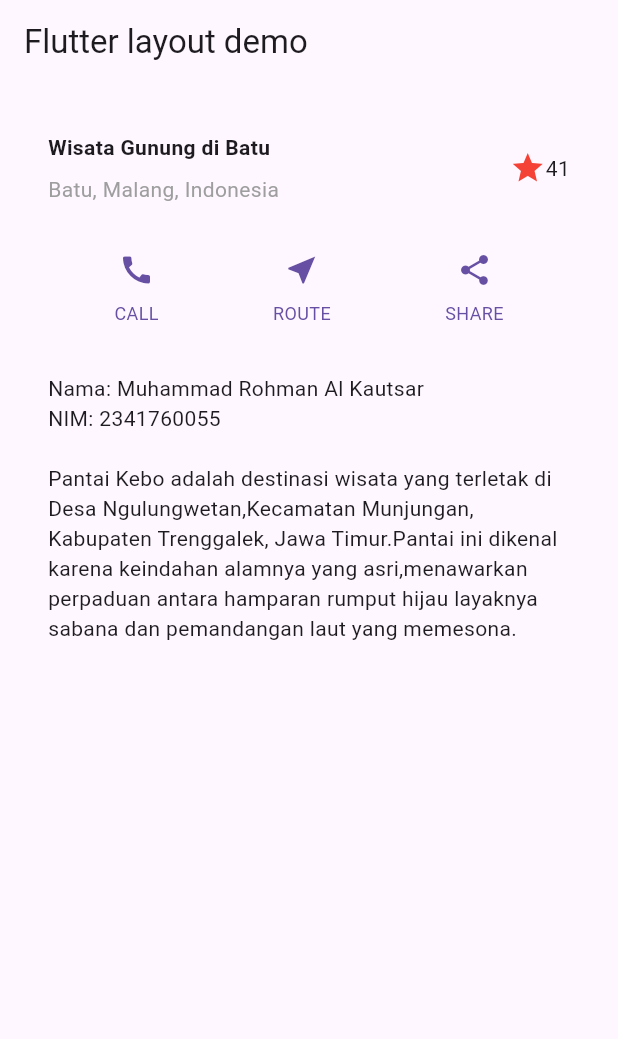
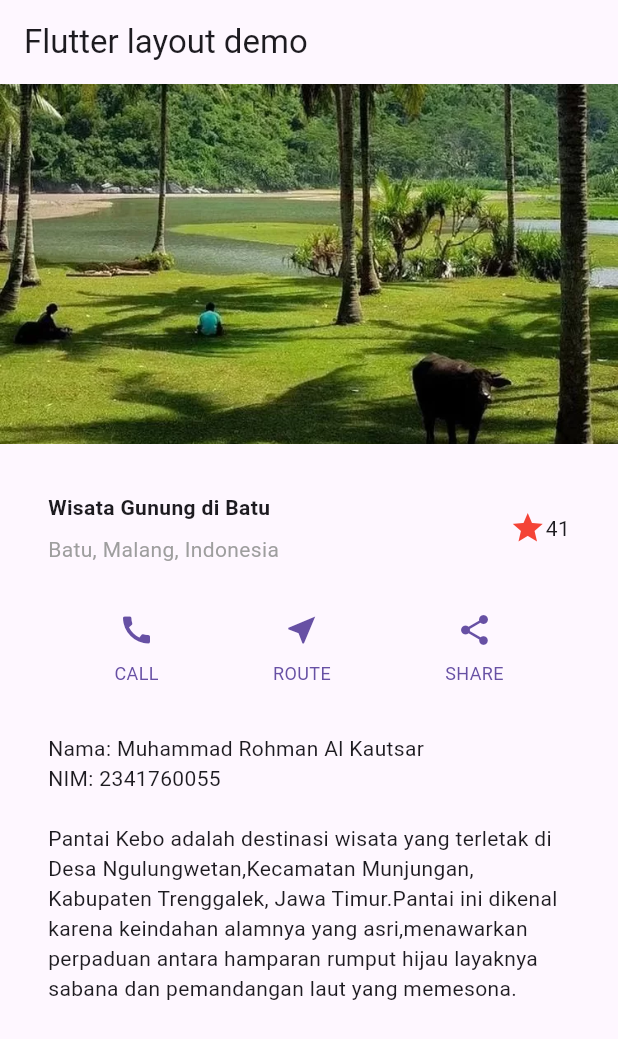
Before and after one commit to rohmanalka/layout_flutter, a Flutter app: the screen it shows after launch, on a phone screen of 412 x 824 dp. Shown: the top 1039 px of the screen. Run offline on Flutter 3.47's test engine with Material 3 defaults, Android fonts, the phone set to English and light mode, and no system bars.

Commit message:
feat: implement image section

```diff
--- a/lib/main.dart
+++ b/lib/main.dart
@@ -66,7 +66,18 @@ class MyApp extends StatelessWidget {
       title: 'Flutter layout: Muhammad Rohman Al K / 2341760055',
       home: Scaffold(
         appBar: AppBar(title: const Text('Flutter layout demo')),
-        body: Column(children: [titleSection, buttonSection, textSection]),
+        body: ListView(
+          children: [
+            Image.asset(
+              'images/pantaikebo.webp',
+              width: 600,
+              height: 240,
+              fit: BoxFit.cover,
+            ),
+            titleSection,
+            buttonSection,
+            textSection
+          ]),
       ),
     );
   }
--- a/pubspec.yaml
+++ b/pubspec.yaml
@@ -56,6 +56,8 @@ flutter:
   # included with your application, so that you can use the icons in
   # the material Icons class.
   uses-material-design: true
+  assets:
+    - images/pantaikebo.webp
 
   # To add assets to your application, add an assets section, like this:
   # assets:
```
Also changed, not shown: images/pantaikebo.webp (added).
